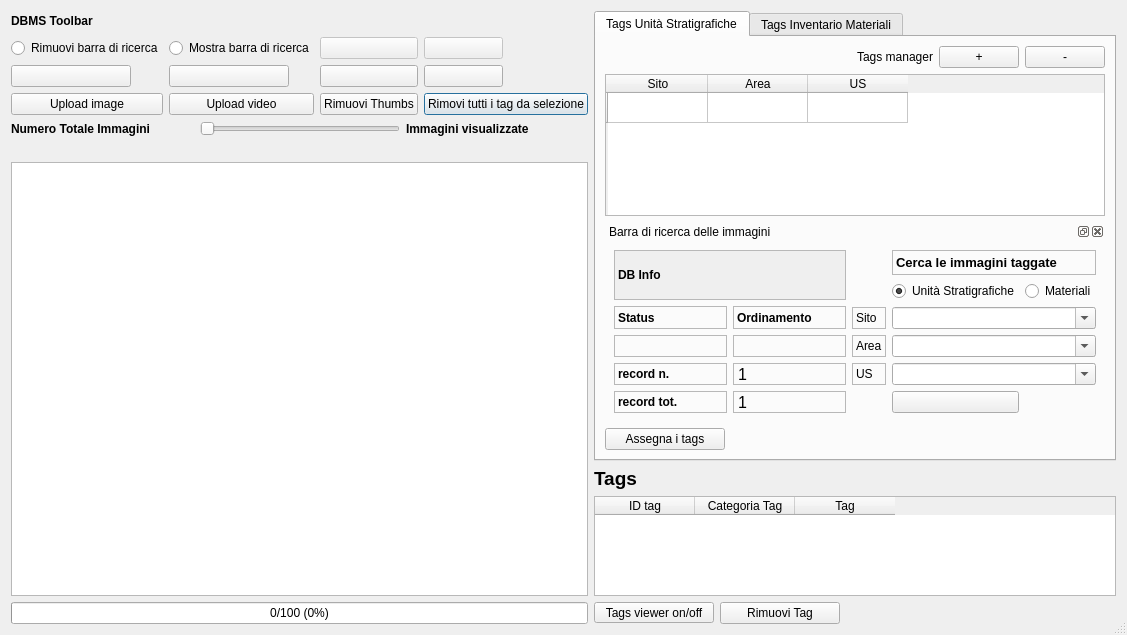
Old version of the form gui/ui/pyarchinit_image_viewer_dialog.ui in the repository pyarchinit/pyarchinit.
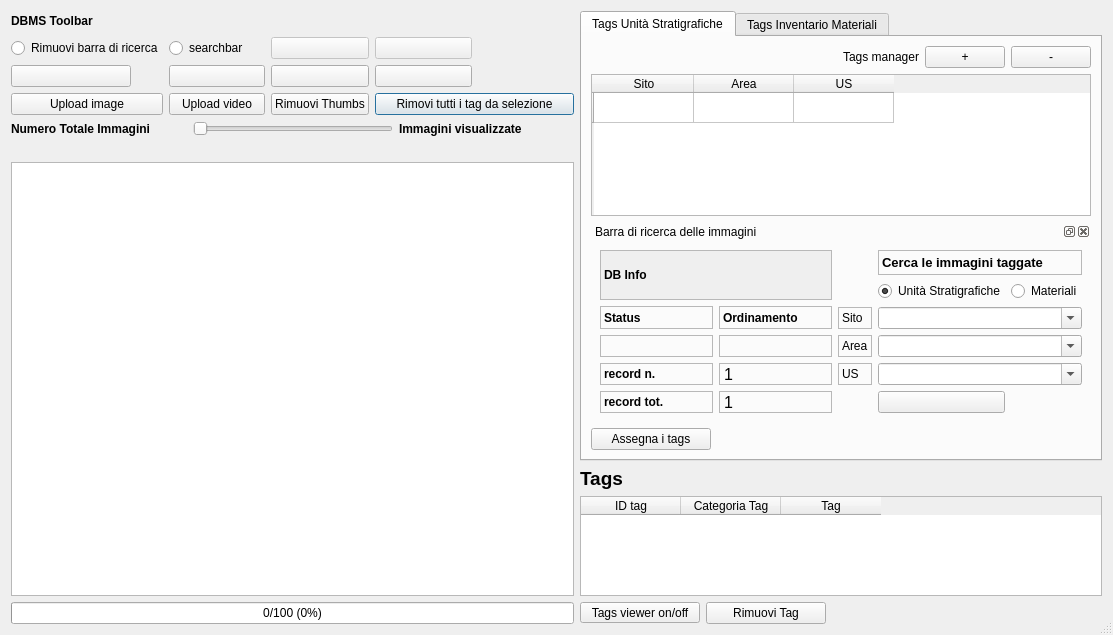
New version of the form. Icons and pictures are not drawn. Custom widgets are drawn as their Qt base class.

Patch:
```diff
--- a/gui/ui/pyarchinit_image_viewer_dialog.ui
+++ b/gui/ui/pyarchinit_image_viewer_dialog.ui
@@ -153,7 +153,11 @@
        <item row="0" column="1">
         <widget class="QRadioButton" name="radioButton_2">
          <property name="text">
-          <string>Mostra barra di ricerca</string>
+          <string>searchbar</string>
+         </property>
+         <property name="icon">
+          <iconset resource="../../resources/resources.qrc">
+           <normaloff>:/icons/find.png</normaloff>:/icons/find.png</iconset>
          </property>
         </widget>
        </item>
```
Left out of the diff: 12 changed lines with no effect on the pictures.
